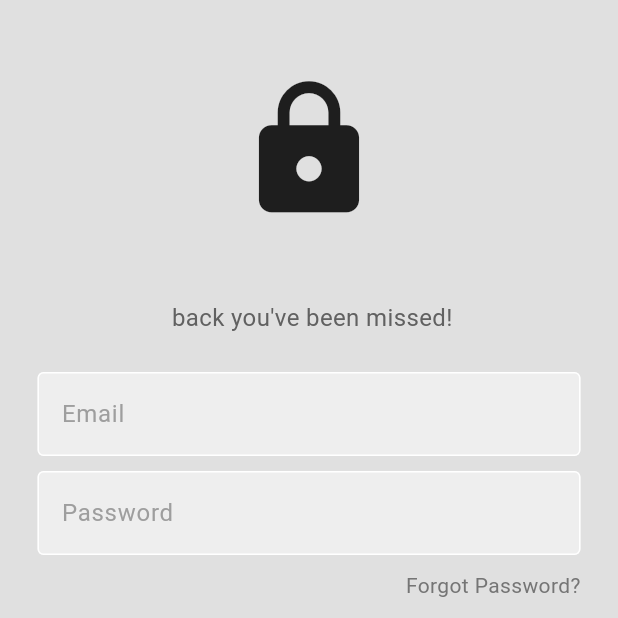
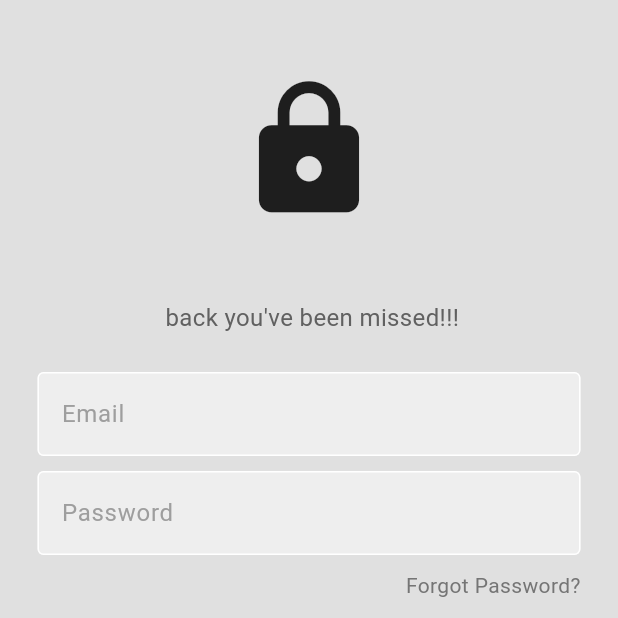
Before and after one commit to numankaya/ConnectPlus, a Flutter app: the LoginPage screen opened directly, on a phone screen of 412 x 824 dp, the top half of it. Run offline on Flutter 3.47's test engine with Material 2 defaults, Android fonts, the light colour scheme and no system bars; our stand-ins replace cloud_firestore, firebase_auth, firebase_core, google_sign_in; accounts and stored records are empty.

Commit message:
değişiklik yapıldı

```diff
--- a/erasmus_connect/lib/pages/login_page.dart
+++ b/erasmus_connect/lib/pages/login_page.dart
@@ -37,7 +37,7 @@ class LoginPage extends StatelessWidget {
 
                 // welcome back, you've been missed!
                 Text(
-                  ' back you\'ve been missed!',
+                  ' back you\'ve been missed!!!',
                   style: TextStyle(
                     color: Colors.grey[700],
                     fontSize: 16,
```
Also changed, not shown: 1 other file.
